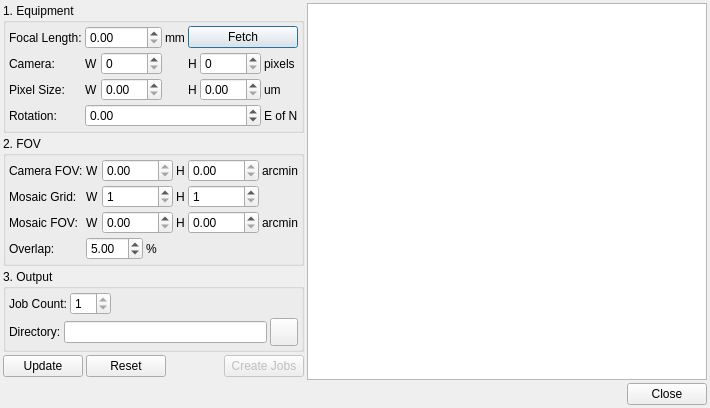
The window that kstars/ekos/scheduler/mosaic.ui (KDE/kstars) describes before a commit, drawn with Qt 5.
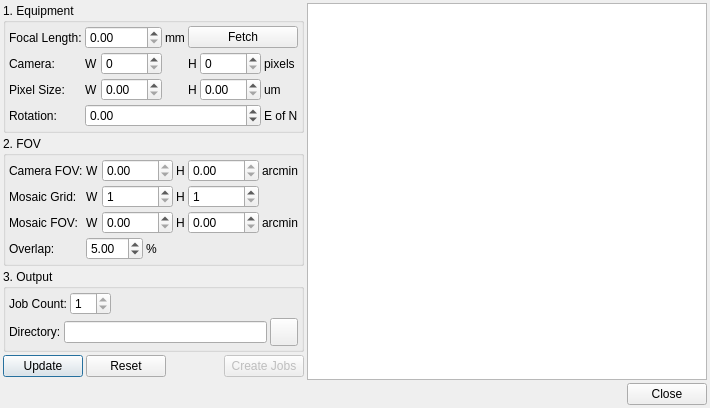
The same window after the commit. Icons and pictures are not drawn.

Commit message: Add a button to scheduler to snap the sky map center coordinate

The edit to the form file:
```diff
--- a/kstars/ekos/scheduler/mosaic.ui
+++ b/kstars/ekos/scheduler/mosaic.ui
@@ -721,6 +721,9 @@
            <property name="text">
             <string>Update</string>
            </property>
+           <property name="default">
+            <bool>true</bool>
+           </property>
           </widget>
          </item>
          <item>
```
The commit also changes 2 other files.
